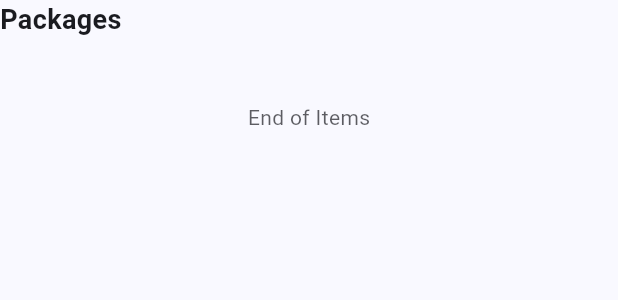
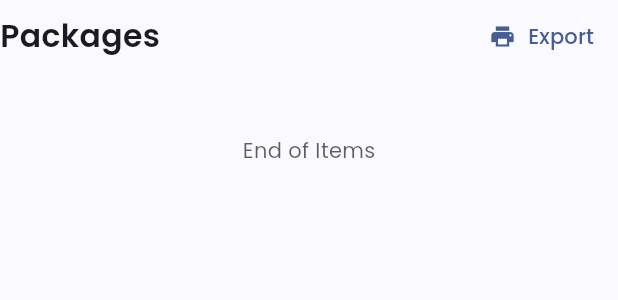
Before and after one commit to TheDP66/flutter_rust_application, a Flutter app: the DashboardPackageSection widget shown alone on an empty page, opened directly with empty values, on a phone screen of 412 x 824 dp. Shown: the top 300 px of the screen. Run offline on Flutter 3.47's test engine with Material 3 defaults, Android fonts, the phone set to English and light mode, and no system bars; our stand-ins replace cookie_jar, dio, dio_cookie_manager, equatable, flutter_bloc, flutter_dotenv and 5 more; missing offline and left inert: path_provider_android, path_provider_ios; accounts and stored records are empty; network calls fail.

Commit message:
feat(fn): :sparkles: create, export, and read pdf file

```diff
--- /dev/null
+++ b/lib/data/models/invoice_model.dart
@@ -0,0 +1,9 @@
+import 'package:InOut/domain/entities/user_entity.dart';
+
+class Invoice {
+  final UserEntity user;
+
+  const Invoice({
+    required this.user,
+  });
+}
--- /dev/null
+++ b/lib/presentation/pages/dashboard_screen/widgets/dashboard_export_button.dart
@@ -0,0 +1,31 @@
+import 'package:InOut/core/services/pdf_api.dart';
+import 'package:InOut/core/utils/invoice_pdf_api.dart';
+import 'package:InOut/data/models/invoice_model.dart';
+import 'package:InOut/domain/entities/user_entity.dart';
+import 'package:flutter/material.dart';
+
+class DashboardExportButton extends StatelessWidget {
+  const DashboardExportButton({super.key});
+
+  @override
+  Widget build(BuildContext context) {
+    return TextButton.icon(
+      onPressed: () async {
+        final invoice = Invoice(
+          user: UserEntity(
+            name: "User 1",
+            email: "user1@mail.com",
+          ),
+        );
+
+        final pdfFile = await InvoicePdfApi.generate(invoice);
+
+        print("=============================== pdf saved");
+
+        PdfApi.openFile(pdfFile);
+      },
+      icon: const Icon(Icons.print),
+      label: const Text("Export"),
+    );
+  }
+}
--- a/lib/presentation/pages/dashboard_screen/widgets/dashboard_package_section.dart
+++ b/lib/presentation/pages/dashboard_screen/widgets/dashboard_package_section.dart
@@ -1,6 +1,7 @@
 import 'package:InOut/domain/entities/barang_entity.dart';
+import 'package:InOut/presentation/pages/dashboard_screen/widgets/dashboard_export_button.dart';
 import 'package:InOut/presentation/pages/dashboard_screen/widgets/dashboard_package_card.dart';
-import 'package:flutter/cupertino.dart';
+import 'package:flutter/material.dart';
 
 class DashboardPackageSection extends StatelessWidget {
   const DashboardPackageSection({
@@ -15,12 +16,18 @@ class DashboardPackageSection extends StatelessWidget {
     return Column(
       crossAxisAlignment: CrossAxisAlignment.start,
       children: [
-        const Text(
-          "Packages",
-          style: TextStyle(
-            fontWeight: FontWeight.w600,
-            fontSize: 18,
-          ),
+        const Row(
+          mainAxisAlignment: MainAxisAlignment.spaceBetween,
+          children: [
+            Text(
+              "Packages",
+              style: TextStyle(
+                fontWeight: FontWeight.w600,
+                fontSize: 21,
+              ),
+            ),
+            DashboardExportButton(),
+          ],
         ),
         const SizedBox(height: 12),
         ListView.builder(
--- a/pubspec.yaml
+++ b/pubspec.yaml
@@ -22,6 +22,12 @@ dependencies:
   get_it: ^7.6.7
   intl: ^0.19.0
   loading_animation_widget: ^1.2.0+4
+  open_filex: ^4.4.0
+  path_provider: ^2.1.2
+  path_provider_android: ^2.2.2
+  path_provider_ios: ^2.0.11
+  pdf: ^3.10.7
+  permission_handler: ^11.2.0
   shared_preferences: ^2.2.2
 
 dev_dependencies:
```
Also changed, not shown: lib/core/constant/url.dart (+5 -2 lines), lib/core/services/dio_provider.dart (+10 -3 lines), lib/core/services/pdf_api.dart (added, +39 -0 lines), lib/core/utils/invoice_pdf_api.dart (added, +70 -0 lines), lib/main.dart (+38 -2 lines), lib/presentation/pages/package_screen/package_screen.dart (+11 -1 lines), assets/fonts/Helvetica-Bold.ttf (added), assets/fonts/Helvetica.ttf (added), pubspec.lock, 6 other files.
